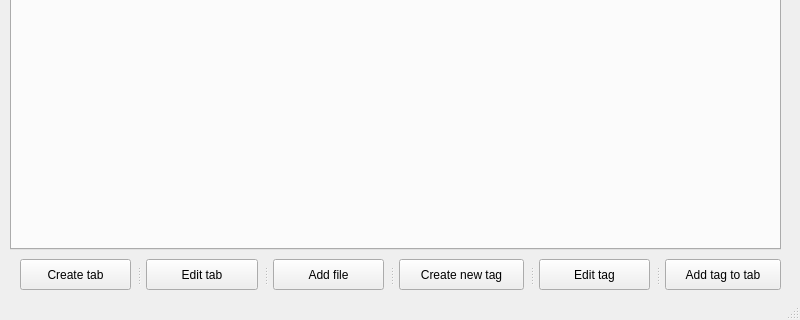
FunnyDarkly/SomeFileManager, file static/ui/main.ui: the form before one commit; both pictures show x 0 to 800 and y 280 to 600 of the 800 by 600 pixel window.
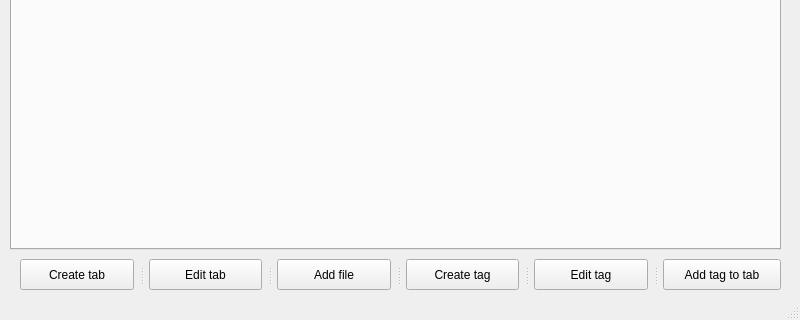
The form after the commit.

Patch:
```diff
--- a/static/ui/main.ui
+++ b/static/ui/main.ui
@@ -106,7 +106,7 @@
     </widget>
     <widget class="QPushButton" name="tagcreateButton">
      <property name="text">
-      <string>Create new tag</string>
+      <string>Create tag</string>
      </property>
     </widget>
     <widget class="QPushButton" name="tageditButton">
```
Left out of the diff: 12 changed lines with no effect on the pictures.
